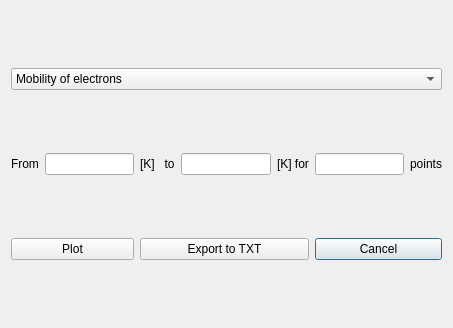
Rutele/MatSim, file GuiFiles/PlotWindow.ui: the form before one commit.
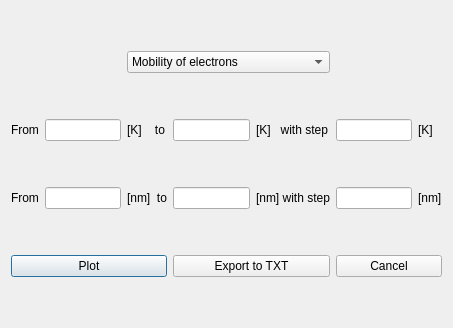
The form after the commit.

What changed in the file:
```diff
--- a/GuiFiles/PlotWindow.ui
+++ b/GuiFiles/PlotWindow.ui
@@ -14,7 +14,7 @@
    <string>Dialog</string>
   </property>
   <layout class="QGridLayout" name="gridLayout">
-   <item row="0" column="0" colspan="7">
+   <item row="0" column="2" colspan="3">
     <widget class="QComboBox" name="ParamList">
      <item>
       <property name="text">
@@ -66,7 +66,7 @@
    <item row="1" column="2">
     <widget class="QLabel" name="label_2">
      <property name="text">
-      <string>[K]   to</string>
+      <string>[K]    to</string>
      </property>
     </widget>
    </item>
@@ -80,7 +80,7 @@
    <item row="1" column="4">
     <widget class="QLabel" name="label_3">
      <property name="text">
-      <string>[K] for</string>
+      <string>[K]   with step</string>
      </property>
     </widget>
    </item>
@@ -90,31 +90,68 @@
    <item row="1" column="6">
     <widget class="QLabel" name="label_4">
      <property name="text">
-      <string>points</string>
+      <string>[K]</string>
      </property>
     </widget>
    </item>
-   <item row="2" column="5" colspan="2">
-    <widget class="QPushButton" name="CancelBtn">
+   <item row="2" column="0">
+    <widget class="QLabel" name="label_5">
      <property name="text">
-      <string>Cancel</string>
+      <string>From</string>
      </property>
     </widget>
    </item>
-   <item row="2" column="0" colspan="2">
+   <item row="2" column="1">
+    <widget class="QLineEdit" name="StartLam"/>
+   </item>
+   <item row="2" column="2">
+    <widget class="QLabel" name="label_6">
+     <property name="text">
+      <string>[nm]  to</string>
+     </property>
+    </widget>
+   </item>
+   <item row="2" column="3">
+    <widget class="QLineEdit" name="EndLam"/>
+   </item>
+   <item row="2" column="4">
+    <widget class="QLabel" name="label_7">
+     <property name="text">
+      <string>[nm] with step</string>
+     </property>
+    </widget>
+   </item>
+   <item row="2" column="5">
+    <widget class="QLineEdit" name="PointsLam"/>
+   </item>
+   <item row="2" column="6">
+    <widget class="QLabel" name="label_8">
+     <property name="text">
+      <string>[nm]</string>
+     </property>
+    </widget>
+   </item>
+   <item row="3" column="0" colspan="3">
     <widget class="QPushButton" name="PlotBtn">
      <property name="text">
       <string>Plot</string>
      </property>
     </widget>
    </item>
-   <item row="2" column="2" colspan="3">
+   <item row="3" column="3" colspan="2">
     <widget class="QPushButton" name="ExportToTXTBtn">
      <property name="text">
       <string>Export to TXT</string>
      </property>
     </widget>
    </item>
+   <item row="3" column="5" colspan="2">
+    <widget class="QPushButton" name="CancelBtn">
+     <property name="text">
+      <string>Cancel</string>
+     </property>
+    </widget>
+   </item>
   </layout>
  </widget>
  <resources/>
```
Left out of the diff: 5 changed lines with no effect on the pictures.
